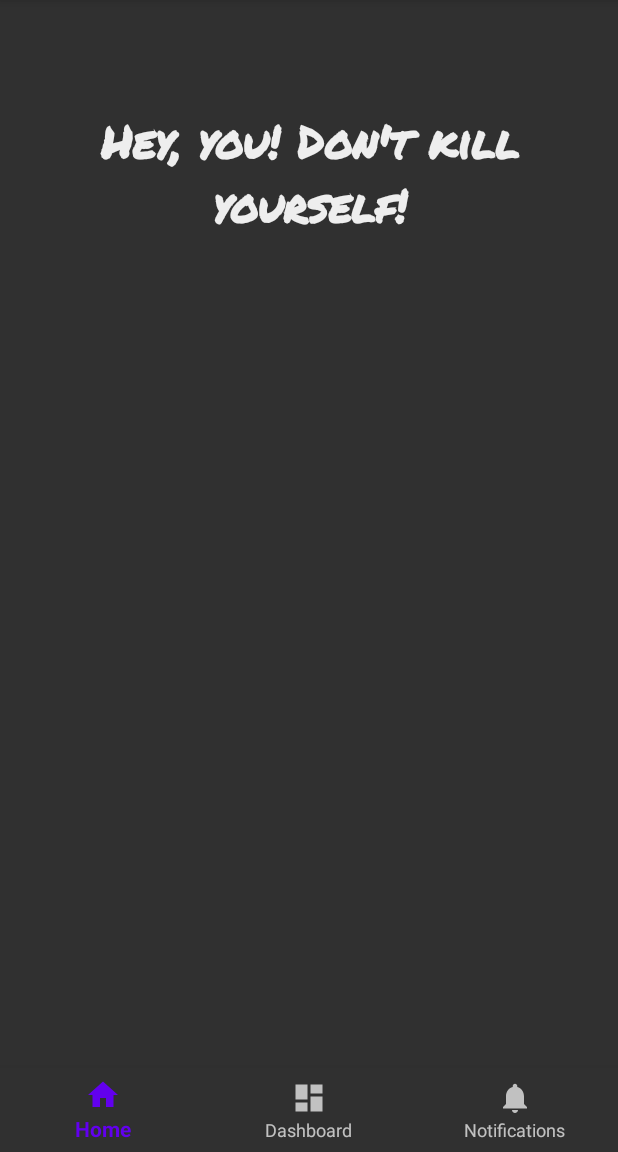
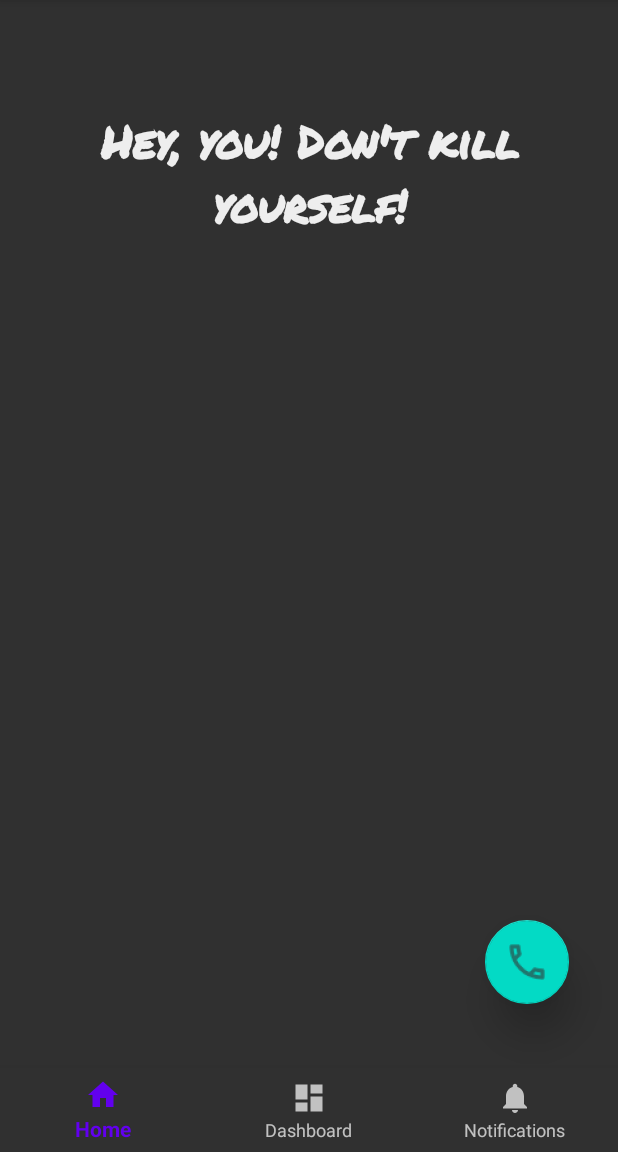
Before and after one commit to urmilshroff/do_not_kys, an Android app: the screen it shows after launch (MainActivity), on a phone screen of 412 x 824 dp, the part 84-1236 px from its top. Run offline under Robolectric (Android 15) with nearby library versions, the light colour scheme and no system bars.

Commit message:
Created FAB

```diff
--- a/app/src/main/res/layout/activity_main.xml
+++ b/app/src/main/res/layout/activity_main.xml
@@ -43,4 +43,25 @@
         app:layout_constraintRight_toRightOf="parent"
         app:menu="@menu/navigation" />
 
+    <android.support.design.widget.FloatingActionButton
+        android:id="@+id/floatingActionButtonCallHelpline"
+        android:layout_width="wrap_content"
+        android:layout_height="wrap_content"
+        android:layout_marginStart="8dp"
+        android:layout_marginTop="8dp"
+        android:layout_marginEnd="8dp"
+        android:layout_marginBottom="8dp"
+        android:clickable="true"
+        android:src="@drawable/ic_call_helpline"
+        app:elevation="@dimen/activity_horizontal_margin"
+        app:fabSize="normal"
+        app:layout_constraintBottom_toBottomOf="parent"
+        app:layout_constraintEnd_toEndOf="parent"
+        app:layout_constraintHorizontal_bias="0.927"
+        app:layout_constraintStart_toStartOf="@+id/navigation"
+        app:layout_constraintTop_toTopOf="parent"
+        app:layout_constraintVertical_bias="0.87"
+        app:rippleColor="@color/colorPrimary"
+        tools:srcCompat="@tools:sample/backgrounds/scenic" />
+
 </android.support.constraint.ConstraintLayout>
```
Also changed, not shown: app/src/main/res/drawable-hdpi/ic_call_helpline.png (added), app/src/main/res/drawable-mdpi/ic_call_helpline.png (added), app/src/main/res/drawable-xhdpi/ic_call_helpline.png (added), app/src/main/res/drawable-xxhdpi/ic_call_helpline.png (added), app/src/main/res/drawable-xxxhdpi/ic_call_helpline.png (added), 3 other files.
